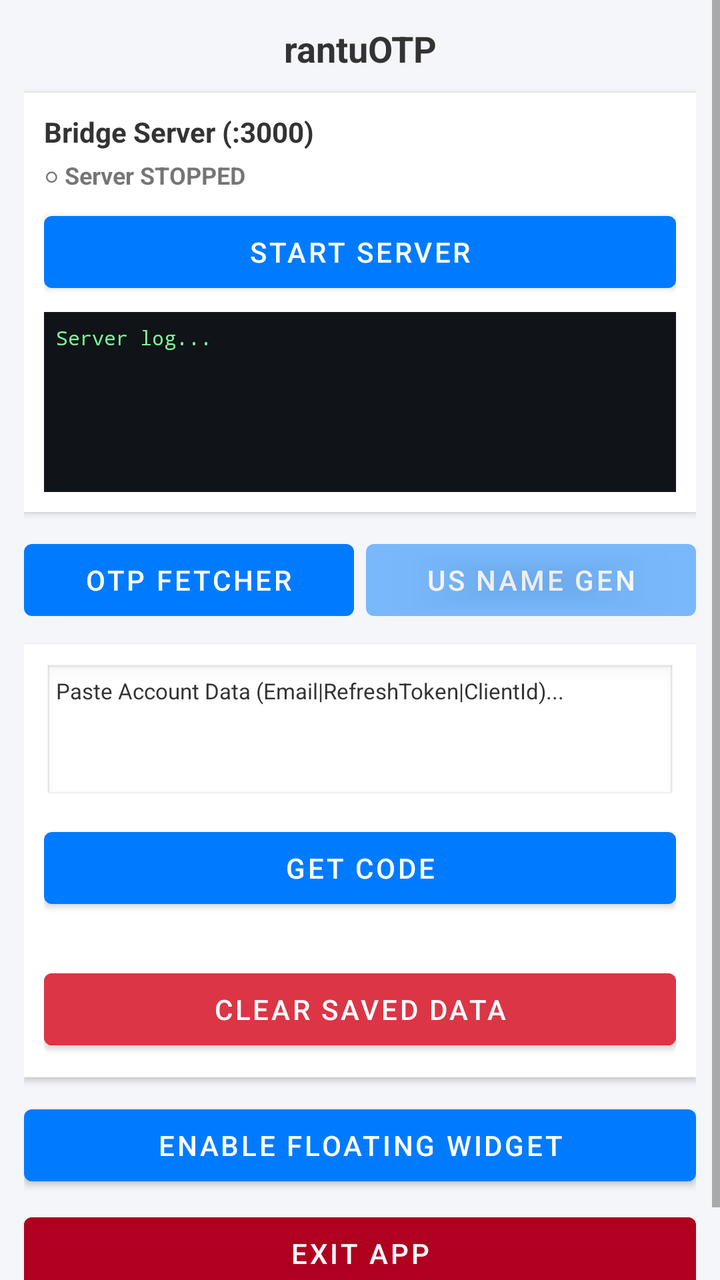
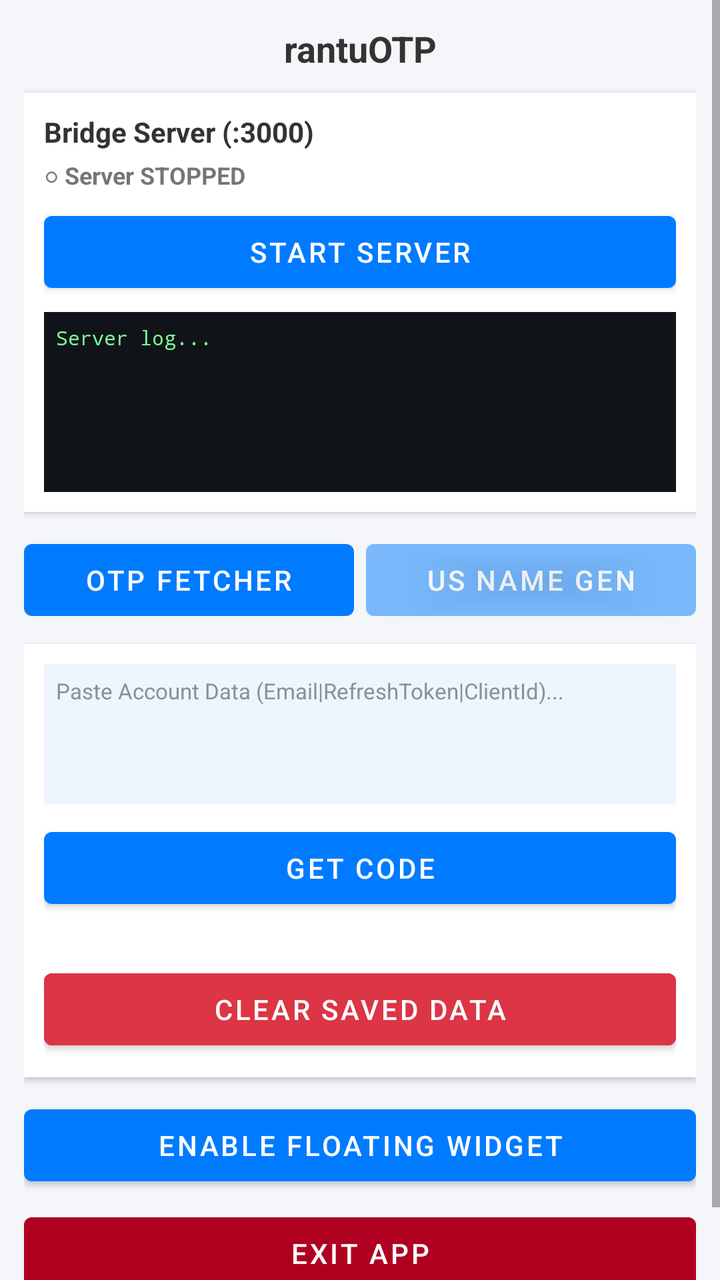

Before-and-after screenshots of an Android layout around one commit, followed by the original layout XML and the change that was made.
<!-- AndroidManifest.xml: application theme Theme.OTPFetch -->
<!-- res/layout/activity_main.xml -->
<?xml version="1.0" encoding="utf-8"?>
<ScrollView xmlns:android="http://schemas.android.com/apk/res/android"
    android:layout_width="match_parent"
    android:layout_height="match_parent"
    android:background="@color/screen_bg"
    android:fillViewport="true">

    <LinearLayout
        android:layout_width="match_parent"
        android:layout_height="wrap_content"
        android:orientation="vertical"
        android:padding="12dp">

        <TextView
            android:layout_width="match_parent"
            android:layout_height="wrap_content"
            android:gravity="center"
            android:text="rantuOTP"
            android:textColor="@color/title_text"
            android:textSize="18sp"
            android:textStyle="bold" />

        
        <LinearLayout
            android:layout_width="match_parent"
            android:layout_height="wrap_content"
            android:layout_marginTop="10dp"
            android:background="@color/card_bg"
            android:elevation="2dp"
            android:orientation="vertical"
            android:padding="10dp">

            <TextView
                android:layout_width="wrap_content"
                android:layout_height="wrap_content"
                android:text="Bridge Server (:3000)"
                android:textColor="@color/title_text"
                android:textStyle="bold" />

            <TextView
                android:id="@+id/serverStatus"
                android:layout_width="match_parent"
                android:layout_height="wrap_content"
                android:layout_marginTop="4dp"
                android:text="○ Server STOPPED"
                android:textSize="12sp"
                android:textStyle="bold" />

            <Button
                android:id="@+id/serverToggleBtn"
                android:layout_width="match_parent"
                android:layout_height="wrap_content"
                android:layout_marginTop="6dp"
                android:text="Start Server" />

            <ScrollView
                android:id="@+id/serverLogScroll"
                android:layout_width="match_parent"
                android:layout_height="90dp"
                android:layout_marginTop="6dp"
                android:background="@color/log_bg">

                <TextView
                    android:id="@+id/serverLog"
                    android:layout_width="match_parent"
                    android:layout_height="wrap_content"
                    android:padding="6dp"
                    android:text="Server log...\n"
                    android:textColor="@color/log_text"
                    android:textSize="10sp"
                    android:typeface="monospace" />
            </ScrollView>
        </LinearLayout>

        
        <LinearLayout
            android:layout_width="match_parent"
            android:layout_height="wrap_content"
            android:layout_marginTop="10dp"
            android:orientation="horizontal">

            <Button
                android:id="@+id/tabOtpBtn"
                android:layout_width="0dp"
                android:layout_height="wrap_content"
                android:layout_weight="1"
                android:text="OTP Fetcher" />

            <Button
                android:id="@+id/tabNameBtn"
                android:layout_width="0dp"
                android:layout_height="wrap_content"
                android:layout_marginStart="6dp"
                android:layout_weight="1"
                android:alpha="0.5"
                android:text="US Name Gen" />
        </LinearLayout>

        
        <LinearLayout
            android:id="@+id/tabOtp"
            android:layout_width="match_parent"
            android:layout_height="wrap_content"
            android:layout_marginTop="8dp"
            android:background="@color/card_bg"
            android:elevation="2dp"
            android:orientation="vertical"
            android:padding="10dp">

            <EditText
                android:id="@+id/accountData"
                android:layout_width="match_parent"
                android:layout_height="70dp"
                android:background="@android:drawable/edit_text"
                android:gravity="top"
                android:hint="Paste Account Data (Email|RefreshToken|ClientId)..."
                android:inputType="textMultiLine"
                android:textColor="@color/title_text"
                android:textColorHint="@color/title_text"
                android:padding="6dp"
                android:textSize="11sp" />

            <LinearLayout
                android:id="@+id/emailContainer"
                android:layout_width="match_parent"
                android:layout_height="wrap_content"
                android:layout_marginTop="8dp"
                android:background="@color/info_bg"
                android:orientation="vertical"
                android:padding="8dp"
                android:visibility="gone">

                <TextView
                    android:id="@+id/extractedEmail"
                    android:layout_width="match_parent"
                    android:layout_height="wrap_content"
                    android:gravity="center"
                    android:textColor="@color/accent_blue"
                    android:textSize="13sp"
                    android:textStyle="bold" />

                <Button
                    android:id="@+id/copyEmailBtn"
                    android:layout_width="match_parent"
                    android:layout_height="wrap_content"
                    android:text="Copy Email" />
            </LinearLayout>

            <Button
                android:id="@+id/getCodeBtn"
                android:layout_width="match_parent"
                android:layout_height="wrap_content"
                android:layout_marginTop="8dp"
                android:text="GET CODE" />

            <TextView
                android:id="@+id/status"
                android:layout_width="match_parent"
                android:layout_height="wrap_content"
                android:gravity="center"
                android:textSize="11sp"
                android:textStyle="bold" />

            <LinearLayout
                android:id="@+id/resultContainer"
                android:layout_width="match_parent"
                android:layout_height="wrap_content"
                android:layout_marginTop="6dp"
                android:background="@color/info_bg"
                android:orientation="vertical"
                android:padding="8dp"
                android:visibility="gone">

                <TextView
                    android:layout_width="match_parent"
                    android:layout_height="wrap_content"
                    android:gravity="center"
                    android:text="OTP Code:"
                    android:textColor="@color/title_text"
                    android:textSize="11sp" />

                <TextView
                    android:id="@+id/otpCode"
                    android:layout_width="match_parent"
                    android:layout_height="wrap_content"
                    android:gravity="center"
                    android:text="------"
                    android:textColor="@color/otp_green"
                    android:textSize="24sp"
                    android:textStyle="bold" />

                <Button
                    android:id="@+id/copyCodeBtn"
                    android:layout_width="match_parent"
                    android:layout_height="wrap_content"
                    android:text="Copy Code" />
            </LinearLayout>

            <Button
                android:id="@+id/clearBtn"
                android:layout_width="match_parent"
                android:layout_height="wrap_content"
                android:layout_marginTop="8dp"
                android:backgroundTint="@color/danger"
                android:text="Clear Saved Data" />
        </LinearLayout>

        
        <LinearLayout
            android:id="@+id/tabName"
            android:layout_width="match_parent"
            android:layout_height="wrap_content"
            android:layout_marginTop="8dp"
            android:background="@color/card_bg"
            android:elevation="2dp"
            android:orientation="vertical"
            android:padding="10dp"
            android:visibility="gone">

            <RadioGroup
                android:id="@+id/genderGroup"
                android:layout_width="match_parent"
                android:layout_height="wrap_content"
                android:orientation="horizontal">

                <RadioButton
                    android:id="@+id/genderMale"
                    android:layout_width="0dp"
                    android:layout_height="wrap_content"
                    android:layout_weight="1"
                    android:checked="true"
                    android:text="Male"
                    android:textColor="@color/title_text" />

                <RadioButton
                    android:id="@+id/genderFemale"
                    android:layout_width="0dp"
                    android:layout_height="wrap_content"
                    android:layout_weight="1"
                    android:text="Female"
                    android:textColor="@color/title_text" />

                <RadioButton
                    android:id="@+id/genderBoth"
                    android:layout_width="0dp"
                    android:layout_height="wrap_content"
                    android:layout_weight="1"
                    android:text="Random"
                    android:textColor="@color/title_text" />
            </RadioGroup>

            <Button
                android:id="@+id/genNameBtn"
                android:layout_width="match_parent"
                android:layout_height="wrap_content"
                android:layout_marginTop="6dp"
                android:text="Generate Name" />

            <LinearLayout
                android:id="@+id/nameContainer"
                android:layout_width="match_parent"
                android:layout_height="wrap_content"
                android:layout_marginTop="8dp"
                android:background="@color/info_bg"
                android:orientation="vertical"
                android:padding="8dp"
                android:visibility="gone">

                <TextView
                    android:id="@+id/generatedName"
                    android:layout_width="match_parent"
                    android:layout_height="wrap_content"
                    android:gravity="center"
                    android:text="---"
                    android:textColor="@color/accent_blue"
                    android:textSize="15sp"
                    android:textStyle="bold" />

                <Button
                    android:id="@+id/copyNameBtn"
                    android:layout_width="match_parent"
                    android:layout_height="wrap_content"
                    android:text="Copy Name" />

                <Button
                    android:id="@+id/copyNameSplitBtn"
                    android:layout_width="match_parent"
                    android:layout_height="wrap_content"
                    android:text="Copy First, Last" />
            </LinearLayout>

            <TextView
                android:id="@+id/nameStatus"
                android:layout_width="match_parent"
                android:layout_height="wrap_content"
                android:gravity="center"
                android:textSize="11sp"
                android:textStyle="bold" />
        </LinearLayout>

        
        <Button
            android:id="@+id/floatingBtn"
            android:layout_width="match_parent"
            android:layout_height="wrap_content"
            android:layout_marginTop="10dp"
            android:text="Enable Floating Widget" />

        <Button
            android:id="@+id/exitBtn"
            android:layout_width="match_parent"
            android:layout_height="wrap_content"
            android:layout_marginTop="6dp"
            android:layout_marginBottom="16dp"
            android:backgroundTint="@color/exit_red"
            android:text="Exit App" />

    </LinearLayout>
</ScrollView>
<!-- resources referenced by this layout -->
<resources>
  <color name="accent_blue">#0056B3</color>
  <color name="card_bg">#FFFFFF</color>
  <color name="danger">#DC3545</color>
  <color name="exit_red">#B00020</color>
  <color name="info_bg">#EEF5FF</color>
  <color name="log_bg">#101418</color>
  <color name="log_text">#7CFC98</color>
  <color name="otp_green">#1E8E3E</color>
  <color name="screen_bg">#F4F6F9</color>
  <color name="title_text">#333333</color>
  <style name="Theme.OTPFetch" parent="Theme.MaterialComponents.DayNight.DarkActionBar">
          <item name="colorPrimary">#007BFF</item>
          <item name="colorPrimaryDark">#0056B3</item>
          <item name="colorAccent">#28A745</item>
      </style>
</resources>

<!-- the commit's change to res/layout/activity_main.xml (unified diff, before → after) -->
@@ -111,12 +111,13 @@
                 android:id="@+id/accountData"
                 android:layout_width="match_parent"
                 android:layout_height="70dp"
-                android:background="@android:drawable/edit_text"
+                android:background="@color/info_bg"
                 android:gravity="top"
                 android:hint="Paste Account Data (Email|RefreshToken|ClientId)..."
                 android:inputType="textMultiLine"
                 android:textColor="@color/title_text"
-                android:textColorHint="@color/title_text"
+                android:textColorHint="@color/input_hint"
+                android:textCursorDrawable="@null"
                 android:padding="6dp"
                 android:textSize="11sp" />
 
<!-- resource entries referenced after the edit -->
@@ -5,6 +5,7 @@
   <color name="danger">#DC3545</color>
   <color name="exit_red">#B00020</color>
   <color name="info_bg">#EEF5FF</color>
+  <color name="input_hint">#8A8F98</color>
   <color name="log_bg">#101418</color>
   <color name="log_text">#7CFC98</color>
   <color name="otp_green">#1E8E3E</color>
